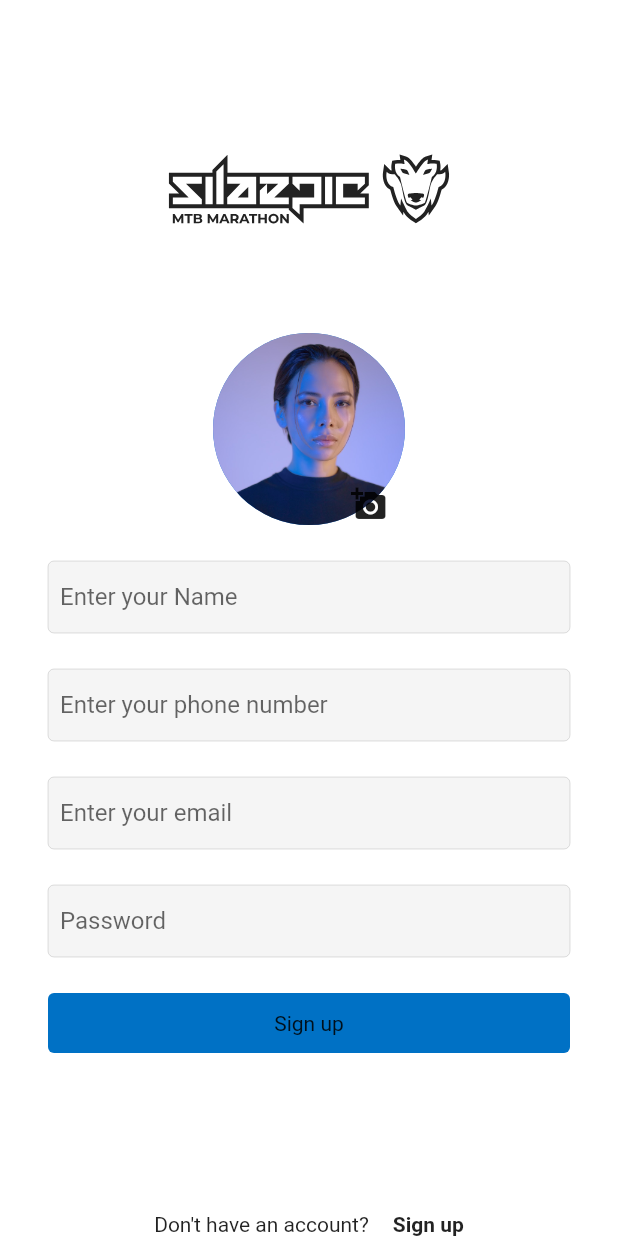
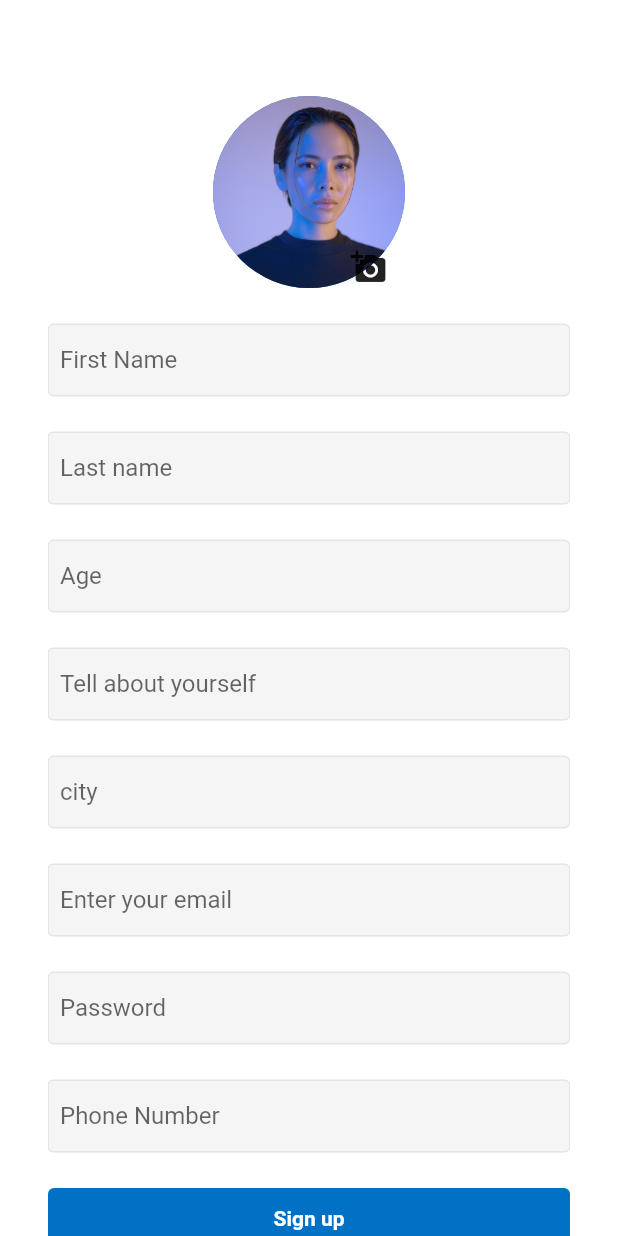
Before and after one commit to vijaysaravana/code-to-give-team-10, a Flutter app: the SignupScreen screen opened directly, after a tap on "Sign up", on a phone screen of 412 x 824 dp. Run offline on Flutter 3.47's test engine with Material 2 defaults, Android fonts, the phone set to English and light mode, and no system bars; our stand-ins replace flutter_svg, timeline_tile; network calls fail.

Commit message:
Integration changes

```diff
--- a/frontend/genie/lib/screens/login_screen.dart
+++ b/frontend/genie/lib/screens/login_screen.dart
@@ -1,3 +1,7 @@
+import 'dart:convert';
+import 'package:http/http.dart' as http;
+import 'dart:io';
+
 import 'package:flutter/material.dart';
 import 'package:flutter/src/widgets/framework.dart';
 import 'package:flutter/src/widgets/placeholder.dart';
@@ -21,6 +25,23 @@ class _LoginScreenState extends State<LoginScreen> {
     super.dispose();
     _emailController.dispose();
     _pwdController.dispose();
+  }
+
+  Future<void> login() async {
+    var map = new Map<String, dynamic>();
+
+    map['email'] = _emailController;
+    map['password'] = _pwdController;
+
+    final response = await http.post(
+      Uri.parse('http://127.0.0.1:5000/userlogin'),
+      headers: <String, String>{
+        HttpHeaders.contentTypeHeader: 'application/json',
+      },
+      body: json.encode(map),
+    );
+
+    print(response);
   }
 
   @override
@@ -70,6 +91,9 @@ class _LoginScreenState extends State<LoginScreen> {
 
               // log in button
               InkWell(
+                onTap: () async {
+                  await login();
+                },
                 child: Container(
                   width: double.infinity,
                   alignment: Alignment.center,
@@ -82,7 +106,10 @@ class _LoginScreenState extends State<LoginScreen> {
                     ),
                     color: blueColor,
                   ),
-                  child: const Text("Log in", style: TextStyle(color: primaryColor),),
+                  child: const Text(
+                    "Log in",
+                    style: TextStyle(color: primaryColor),
+                  ),
                 ),
               ),
 
@@ -103,9 +130,7 @@ class _LoginScreenState extends State<LoginScreen> {
                     child: const Text("Don't have an account?"),
                   ),
                   GestureDetector(
-                    onTap: () {
-
-                    },
+                    onTap: () {},
                     child: Container(
                       padding: const EdgeInsets.symmetric(horizontal: 8),
                       child: const Text(
--- a/frontend/genie/lib/screens/signup_screen.dart
+++ b/frontend/genie/lib/screens/signup_screen.dart
@@ -4,6 +4,11 @@ import 'package:flutter/src/widgets/placeholder.dart';
 import 'package:flutter_svg/svg.dart';
 import 'package:genie/utils/colors.dart';
 import 'package:genie/widgets/text_input.dart';
+
+import 'package:http/http.dart' as http;
+import 'dart:convert';
+import 'dart:async';
+import 'dart:io';
 
 class SignupScreen extends StatefulWidget {
   const SignupScreen({super.key});
@@ -13,41 +18,66 @@ class SignupScreen extends StatefulWidget {
 }
 
 class _SignupScreenState extends State<SignupScreen> {
+  final TextEditingController _firstNameController = TextEditingController();
+  final TextEditingController _lastNameController = TextEditingController();
   final TextEditingController _emailController = TextEditingController();
+  final TextEditingController _cityController = TextEditingController();
   final TextEditingController _pwdController = TextEditingController();
-  final TextEditingController _nameController = TextEditingController();
+  final TextEditingController _ageController = TextEditingController();
+  final TextEditingController _bioController = TextEditingController();
   final TextEditingController _phoneController = TextEditingController();
+
+  Future<void> _signUp() async {
+    print("im alive");
+    var map = new Map<String, dynamic>();
+
+    map['first_name'] = _firstNameController.text.trim();
+    map['last_name'] = _lastNameController.text.trim();
+    map['email'] = _emailController.text.trim();
+    map['role'] = "maker";
+    // map['city'] = _cityController.text.trim();
+    map['city'] = "Atlanta";
+    map['password'] = _pwdController.text.trim();
+    map['age'] = _ageController.text.trim();
+    map['bio'] = _bioController.text.trim();
+    map['phone'] = _phoneController.text.trim();
+
+    print(json.encode(map));
+
+    try {
+      final response = await http.post(
+        Uri.parse('http://127.0.0.1:5000/usersignup'),
+        headers: <String, String>{
+          HttpHeaders.contentTypeHeader: 'application/json',
+        },
+        body: json.encode(map),
+      );
+      print(response.body);
+    } catch (e) {
+      print(e);
+    }
+  }
 
   @override
   void dispose() {
     super.dispose();
     _emailController.dispose();
     _pwdController.dispose();
-    _nameController.dispose();
-    _phoneController.dispose();
+    _firstNameController.dispose();
+    _lastNameController.dispose();
   }
 
   @override
-  Widget build(BuildContext context) {
+  build(BuildContext context) {
     return Scaffold(
       body: SafeArea(
         child: Container(
           padding: const EdgeInsets.symmetric(horizontal: 32),
           width: double.infinity,
+          child: SingleChildScrollView(
             child: Column(
               crossAxisAlignment: CrossAxisAlignment.center,
               children: [
-              Flexible(
-                child: Container(),
-                flex: 1,
-              ),
-              // logo (svg image)
-              SvgPicture.asset(
-                'assets/logo.svg',
-                color: primaryColor,
-                height: 64,
-              ),
-
                 const SizedBox(
                   height: 64,
                 ),
@@ -59,7 +89,6 @@ class _SignupScreenState extends State<SignupScreen> {
                       radius: 64,
                       backgroundImage: AssetImage("assets/signup.jpeg"),
                     ),
-
                     Positioned(
                       bottom: -10,
                       left: 80,
@@ -77,20 +106,53 @@ class _SignupScreenState extends State<SignupScreen> {
 
                 // input for name
                 TextInput(
-                hintText: "Enter your Name",
+                  hintText: "First Name",
                   textInputType: TextInputType.text,
-                textEditingController: _nameController,
+                  textEditingController: _firstNameController,
                 ),
 
                 const SizedBox(
                   height: 24,
                 ),
 
-              // input for phone number
+                // input for last name
                 TextInput(
-                hintText: "Enter your phone number",
-                textInputType: TextInputType.phone,
-                textEditingController: _phoneController,
+                  hintText: "Last name",
+                  textInputType: TextInputType.text,
+                  textEditingController: _lastNameController,
+                ),
+
+                const SizedBox(
+                  height: 24,
+                ),
+
+                // input for age
+                TextInput(
+                  hintText: "Age",
+                  textInputType: TextInputType.number,
+                  textEditingController: _ageController,
+                ),
+
+                const SizedBox(
+                  height: 24,
+                ),
+
+                // input for bio
+                TextInput(
+                  hintText: "Tell about yourself",
+                  textInputType: TextInputType.multiline,
+                  textEditingController: _bioController,
+                ),
+
+                const SizedBox(
+                  height: 24,
+                ),
+
+                // input for city
+                TextInput(
+                  hintText: "city",
+                  textInputType: TextInputType.multiline,
+                  textEditingController: _cityController,
                 ),
 
                 const SizedBox(
@@ -120,8 +182,21 @@ class _SignupScreenState extends State<SignupScreen> {
                   height: 24,
                 ),
 
+                // input for phone
+                TextInput(
+                  hintText: "Phone Number",
+                  textInputType: TextInputType.phone,
+                  textEditingController: _phoneController,
+                ),
+
+                const SizedBox(
+                  height: 24,
+                ),
                 // log in button
                 InkWell(
+                  onTap: () async {
+                    await _signUp();
+                  },
                   child: Container(
                     width: double.infinity,
                     alignment: Alignment.center,
@@ -134,17 +209,16 @@ class _SignupScreenState extends State<SignupScreen> {
                       ),
                       color: blueColor,
                     ),
-                  child: const Text("Sign up", style: TextStyle(color: primaryColor),),
+                    child: const Text(
+                      "Sign up",
+                      style: TextStyle(
+                          color: whiteColor, fontWeight: FontWeight.w600),
+                    ),
                   ),
                 ),
 
                 const SizedBox(
-                height: 12,
-              ),
-
-              Flexible(
-                child: Container(),
-                flex: 1,
+                  height: 24,
                 ),
 
                 Row(
@@ -152,14 +226,14 @@ class _SignupScreenState extends State<SignupScreen> {
                   children: [
                     Container(
                       padding: const EdgeInsets.symmetric(horizontal: 8),
-                    child: const Text("Don't have an account?"),
+                      child: const Text("Already have an account?"),
                     ),
                     GestureDetector(
                       onTap: () {},
                       child: Container(
                         padding: const EdgeInsets.symmetric(horizontal: 8),
                         child: const Text(
-                        "Sign up",
+                          "Log in",
                           style: TextStyle(fontWeight: FontWeight.bold),
                         ),
                       ),
@@ -170,6 +244,7 @@ class _SignupScreenState extends State<SignupScreen> {
             ),
           ),
         ),
+      ),
     );
   }
 }
--- a/frontend/genie/lib/utils/global_vars.dart
+++ b/frontend/genie/lib/utils/global_vars.dart
@@ -3,6 +3,7 @@ import 'package:genie/screens/add_post_screen.dart';
 // import 'package:genie/screens/old_discover_screen.dart';
 import 'package:genie/screens/discover_screen.dart';
 import 'package:genie/screens/inbox.dart';
+import 'package:genie/screens/signup_screen.dart';
 import 'package:genie/screens/spread_the_wishes.dart';
 import 'package:genie/screens/profile.dart';
 
@@ -13,5 +14,6 @@ const homeScreenItems = [
   Text("rohan1"),
   AddPost(),
   SpreadTheWishes(),
-  Profile(),
+  // Profile(),
+  SignupScreen(),
 ];
--- a/frontend/genie/pubspec.yaml
+++ b/frontend/genie/pubspec.yaml
@@ -32,6 +32,7 @@ dependencies:
   flutter:
     sdk: flutter
   flutter_svg: ^2.0.5
+  http: ^0.13.5
   timeline_tile: ^2.0.0
 
 dev_dependencies:
```
Also changed, not shown: frontend/genie/pubspec.lock, 2 other files. Lines whose indentation alone changed are shown as unchanged.
